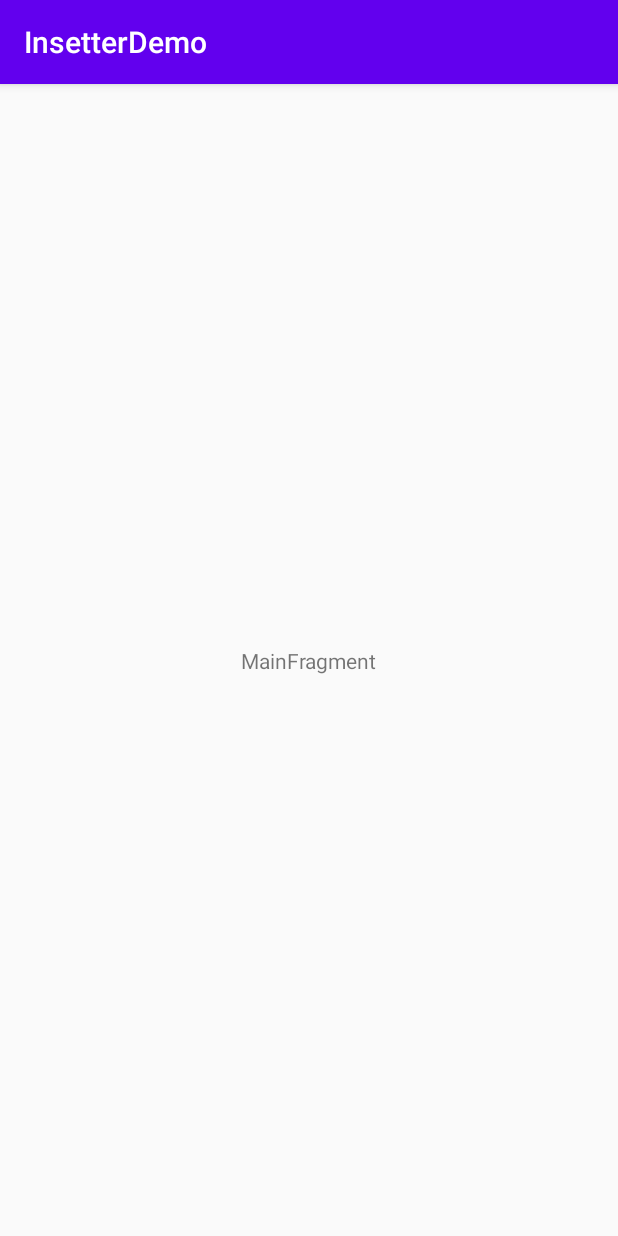
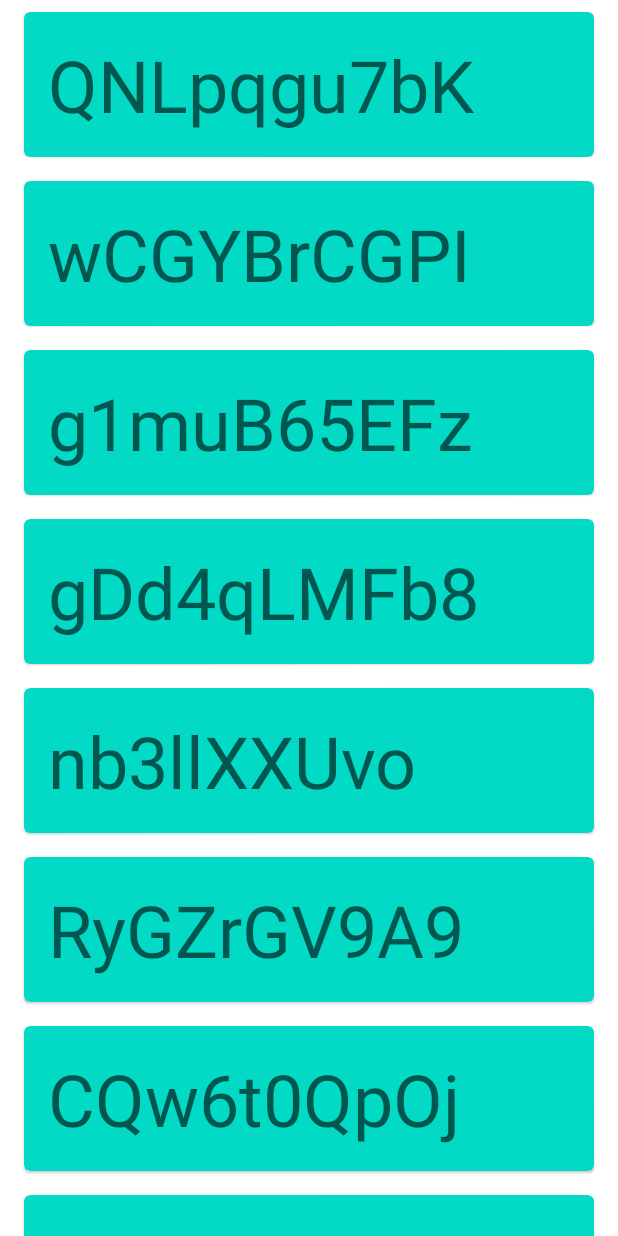
Before and after one commit to rmakiyama/InsetterDemo, an Android app: the screen it shows after launch (MainActivity), on a phone screen of 412 x 824 dp. Run offline under Robolectric (Android 15) with nearby library versions, the phone set to English and light mode, and no system bars; our stand-ins replace data binding; 1 statement that could not run was skipped.

Commit message:
setup edge-to-edge and show texts

```diff
--- a/app/build.gradle
+++ b/app/build.gradle
@@ -47,6 +47,8 @@ dependencies {
     implementation 'androidx.constraintlayout:constraintlayout:2.0.0-beta3'
     implementation 'androidx.recyclerview:recyclerview:1.1.0-rc01'
 
+    implementation 'com.google.android.material:material:1.2.0-alpha01'
+
     def lifecycle_version = '2.2.0-rc02'
     implementation "androidx.lifecycle:lifecycle-extensions:$lifecycle_version"
     implementation "androidx.lifecycle:lifecycle-viewmodel-ktx:$lifecycle_version"
--- a/app/src/main/java/com/rmakiyama/insetterdemo/MainActivity.kt
+++ b/app/src/main/java/com/rmakiyama/insetterdemo/MainActivity.kt
@@ -1,14 +1,18 @@
 package com.rmakiyama.insetterdemo
 
+import android.os.Bundle
 import androidx.appcompat.app.AppCompatActivity
-import android.os.Bundle
+import androidx.databinding.DataBindingUtil
+import com.rmakiyama.insetterdemo.databinding.MainActivityBinding
 import com.rmakiyama.insetterdemo.ui.main.MainFragment
 
 class MainActivity : AppCompatActivity() {
 
+    private lateinit var binding: MainActivityBinding
+
     override fun onCreate(savedInstanceState: Bundle?) {
         super.onCreate(savedInstanceState)
-        setContentView(R.layout.main_activity)
+        binding = DataBindingUtil.setContentView(this, R.layout.main_activity)
         if (savedInstanceState == null) {
             supportFragmentManager.beginTransaction()
                     .replace(R.id.container, MainFragment.newInstance())
--- /dev/null
+++ b/app/src/main/java/com/rmakiyama/insetterdemo/ui/main/DemoListAdapter.kt
@@ -0,0 +1,52 @@
+package com.rmakiyama.insetterdemo.ui.main
+
+import android.view.LayoutInflater
+import android.view.ViewGroup
+import androidx.recyclerview.widget.DiffUtil
+import androidx.recyclerview.widget.ListAdapter
+import androidx.recyclerview.widget.RecyclerView
+import com.rmakiyama.insetterdemo.databinding.ItemDemoBinding
+
+internal class DemoListAdapter : ListAdapter<String, DemoViewHolder>(DemoDiff) {
+
+    override fun onCreateViewHolder(
+        parent: ViewGroup,
+        viewType: Int
+    ): DemoViewHolder {
+        return DemoViewHolder(
+            ItemDemoBinding.inflate(LayoutInflater.from(parent.context), parent, false)
+        )
+    }
+
+    override fun onBindViewHolder(
+        holder: DemoViewHolder,
+        position: Int
+    ) {
+        holder.bind(getItem(position))
+    }
+}
+
+internal class DemoViewHolder(
+    private val binding: ItemDemoBinding
+) : RecyclerView.ViewHolder(binding.root) {
+
+    fun bind(text: String) {
+        binding.text.text = text
+    }
+}
+
+object DemoDiff : DiffUtil.ItemCallback<String>() {
+    override fun areItemsTheSame(
+        oldItem: String,
+        newItem: String
+    ): Boolean {
+        return oldItem == newItem
+    }
+
+    override fun areContentsTheSame(
+        oldItem: String,
+        newItem: String
+    ): Boolean {
+        return oldItem == newItem
+    }
+}
--- a/app/src/main/java/com/rmakiyama/insetterdemo/ui/main/MainFragment.kt
+++ b/app/src/main/java/com/rmakiyama/insetterdemo/ui/main/MainFragment.kt
@@ -1,12 +1,13 @@
 package com.rmakiyama.insetterdemo.ui.main
 
-import androidx.lifecycle.ViewModelProviders
 import android.os.Bundle
-import androidx.fragment.app.Fragment
 import android.view.LayoutInflater
 import android.view.View
 import android.view.ViewGroup
-import com.rmakiyama.insetterdemo.R
+import androidx.fragment.app.Fragment
+import androidx.fragment.app.viewModels
+import androidx.lifecycle.observe
+import com.rmakiyama.insetterdemo.databinding.MainFragmentBinding
 
 class MainFragment : Fragment() {
 
@@ -14,17 +15,26 @@ class MainFragment : Fragment() {
         fun newInstance() = MainFragment()
     }
 
-    private lateinit var viewModel: MainViewModel
+    private lateinit var binding: MainFragmentBinding
+    private val viewModel: MainViewModel by viewModels()
+    private val adapter = DemoListAdapter()
 
-    override fun onCreateView(inflater: LayoutInflater, container: ViewGroup?,
-                              savedInstanceState: Bundle?): View {
-        return inflater.inflate(R.layout.main_fragment, container, false)
+    override fun onCreateView(
+            inflater: LayoutInflater,
+            container: ViewGroup?,
+
+            savedInstanceState: Bundle?
+    ): View {
+        binding = MainFragmentBinding.inflate(inflater, container, false).apply {
+            list.adapter = adapter
+        }
+        return binding.root
     }
 
-    override fun onActivityCreated(savedInstanceState: Bundle?) {
-        super.onActivityCreated(savedInstanceState)
-        viewModel = ViewModelProviders.of(this).get(MainViewModel::class.java)
-        // TODO: Use the ViewModel
+    override fun onViewCreated(
+            view: View,
+            savedInstanceState: Bundle?
+    ) {
+        viewModel.texts.observe(viewLifecycleOwner) { adapter.submitList(it) }
     }
-
 }
--- a/app/src/main/java/com/rmakiyama/insetterdemo/ui/main/MainViewModel.kt
+++ b/app/src/main/java/com/rmakiyama/insetterdemo/ui/main/MainViewModel.kt
@@ -1,7 +1,36 @@
 package com.rmakiyama.insetterdemo.ui.main
 
+import androidx.lifecycle.LiveData
+import androidx.lifecycle.MutableLiveData
 import androidx.lifecycle.ViewModel
 
 class MainViewModel : ViewModel() {
-    // TODO: Implement the ViewModel
+
+    private val _texts = MutableLiveData<List<String>>()
+    val texts: LiveData<List<String>> get() = _texts
+
+    init {
+        _texts.value = listOf(
+                "QNLpqgu7bK",
+                "wCGYBrCGPI",
+                "g1muB65EFz",
+                "gDd4qLMFb8",
+                "nb3llXXUvo",
+                "RyGZrGV9A9",
+                "CQw6t0QpOj",
+                "FEDWGzPmfx",
+                "PBBo7Cve3b",
+                "PwZQrVBY1s",
+                "suPnbYCIyO",
+                "hJwQkW0Rvl",
+                "vFq9kDP4Br",
+                "N9Qd7c8QP5",
+                "PrGbIyN7zg",
+                "ZIL1MVEq0x",
+                "vCEWpqoL3Z",
+                "a9D1QfVnJ9",
+                "70SEn2aLWc",
+                "WP0Z8NjO6A"
+        )
+    }
 }
--- /dev/null
+++ b/app/src/main/res/layout/item_demo.xml
@@ -0,0 +1,25 @@
+<?xml version="1.0" encoding="utf-8"?>
+<layout xmlns:android="http://schemas.android.com/apk/res/android"
+    xmlns:app="http://schemas.android.com/apk/res-auto"
+    xmlns:tools="http://schemas.android.com/tools">
+
+    <com.google.android.material.card.MaterialCardView
+        style="@style/Widget.MaterialComponents.CardView"
+        android:layout_width="match_parent"
+        android:layout_height="wrap_content"
+        android:layout_marginStart="16dp"
+        android:layout_marginTop="8dp"
+        android:layout_marginEnd="16dp"
+        android:layout_marginBottom="8dp"
+        app:cardBackgroundColor="@color/colorAccent">
+
+        <TextView
+            android:id="@+id/text"
+            android:layout_width="match_parent"
+            android:layout_height="wrap_content"
+            android:padding="16dp"
+            android:textAppearance="@style/TextAppearance.MaterialComponents.Headline3"
+            tools:text="@tools:sample/cities" />
+
+    </com.google.android.material.card.MaterialCardView>
+</layout>
--- a/app/src/main/res/layout/main_activity.xml
+++ b/app/src/main/res/layout/main_activity.xml
@@ -1,8 +1,12 @@
 <?xml version="1.0" encoding="utf-8"?>
-<FrameLayout
-    xmlns:android="http://schemas.android.com/apk/res/android"
-    xmlns:tools="http://schemas.android.com/tools"
-    android:id="@+id/container"
-    android:layout_width="match_parent"
-    android:layout_height="match_parent"
-    tools:context=".MainActivity"/>
+<layout xmlns:android="http://schemas.android.com/apk/res/android"
+    xmlns:app="http://schemas.android.com/apk/res-auto"
+    xmlns:tools="http://schemas.android.com/tools">
+
+    <androidx.fragment.app.FragmentContainerView
+        android:id="@+id/container"
+        android:layout_width="match_parent"
+        android:layout_height="match_parent"
+        app:layout_edgeToEdge="@{true}"
+        tools:context=".MainActivity" />
+</layout>
--- a/app/src/main/res/layout/main_fragment.xml
+++ b/app/src/main/res/layout/main_fragment.xml
@@ -1,21 +1,13 @@
 <?xml version="1.0" encoding="utf-8"?>
-<androidx.constraintlayout.widget.ConstraintLayout
-    xmlns:android="http://schemas.android.com/apk/res/android"
+<layout xmlns:android="http://schemas.android.com/apk/res/android"
     xmlns:app="http://schemas.android.com/apk/res-auto"
-    xmlns:tools="http://schemas.android.com/tools"
-    android:id="@+id/main"
-    android:layout_width="match_parent"
-    android:layout_height="match_parent"
-    tools:context=".ui.main.MainFragment">
+    >
 
-    <TextView
-        android:id="@+id/message"
-        android:layout_width="wrap_content"
-        android:layout_height="wrap_content"
-        android:text="MainFragment"
-        app:layout_constraintBottom_toBottomOf="parent"
-        app:layout_constraintEnd_toEndOf="parent"
-        app:layout_constraintStart_toStartOf="parent"
-        app:layout_constraintTop_toTopOf="parent"/>
-
-</androidx.constraintlayout.widget.ConstraintLayout>
+    <androidx.recyclerview.widget.RecyclerView
+        android:id="@+id/list"
+        android:layout_width="match_parent"
+        android:layout_height="match_parent"
+        android:clipToPadding="false"
+        android:orientation="vertical"
+        app:layoutManager="androidx.recyclerview.widget.LinearLayoutManager"/>
+</layout>
--- a/app/src/main/res/values/styles.xml
+++ b/app/src/main/res/values/styles.xml
@@ -1,7 +1,7 @@
 <resources>
 
     <!-- Base application theme. -->
-    <style name="AppTheme" parent="Theme.AppCompat.Light.DarkActionBar">
+    <style name="AppTheme" parent="Theme.MaterialComponents.Light.NoActionBar">
         <!-- Customize your theme here. -->
         <item name="colorPrimary">@color/colorPrimary</item>
         <item name="colorPrimaryDark">@color/colorPrimaryDark</item>
```
